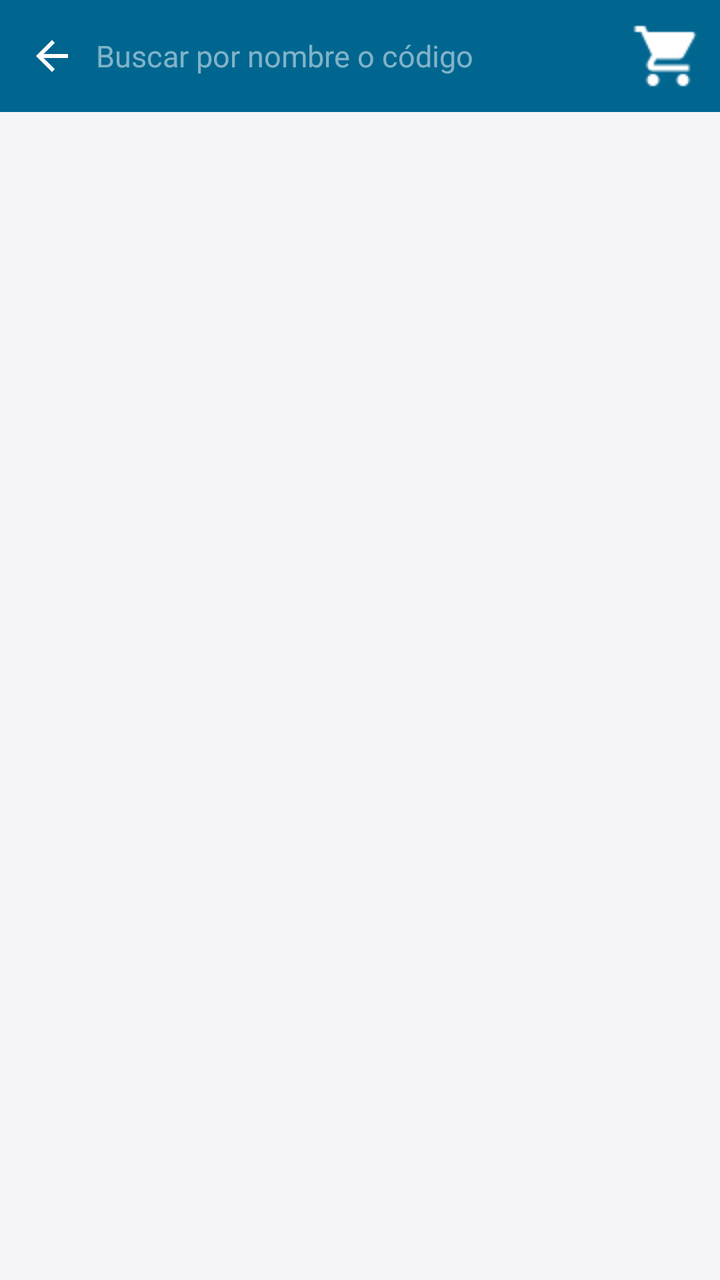
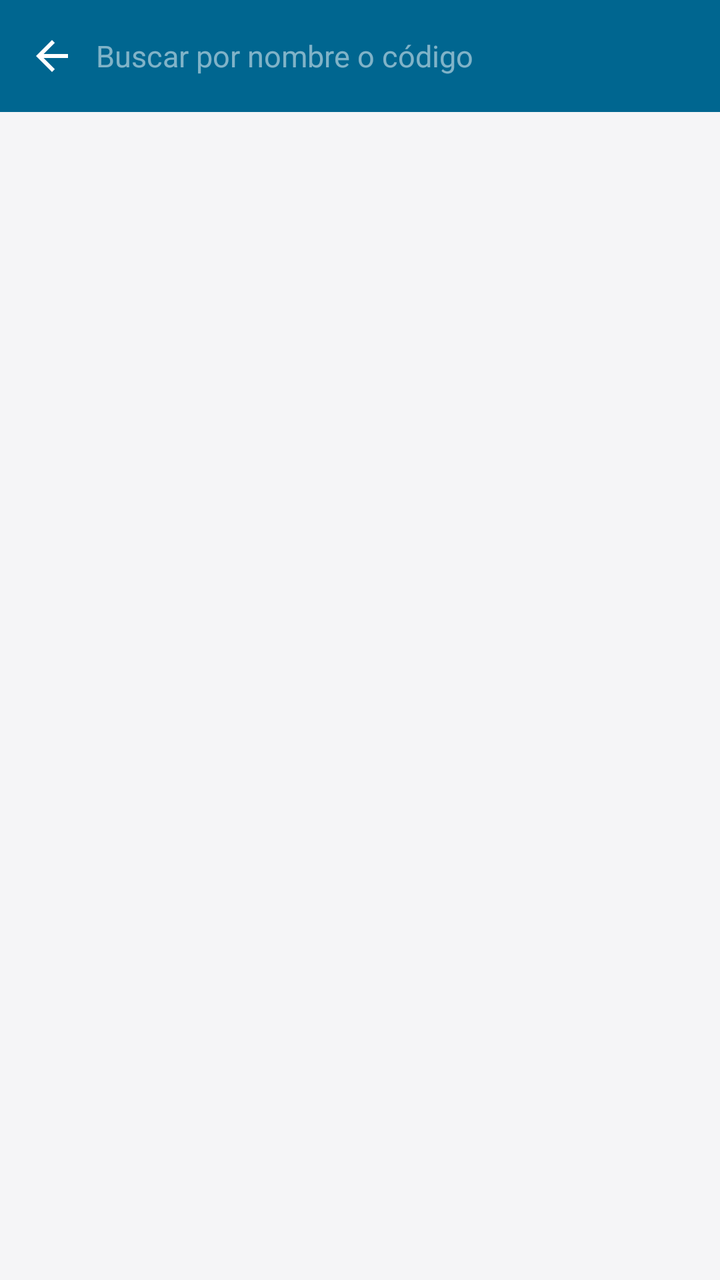

An Android layout rendered at two revisions. The XML below is the earlier revision; the diff shows what the commit changed to produce the second picture.
<!-- AndroidManifest.xml: activity theme Theme.GMV -->
<!-- res/layout/activity_catalogo.xml -->
<?xml version="1.0" encoding="utf-8"?>
<androidx.coordinatorlayout.widget.CoordinatorLayout
    xmlns:android="http://schemas.android.com/apk/res/android"
    xmlns:app="http://schemas.android.com/apk/res-auto"
    android:layout_width="match_parent"
    android:layout_height="match_parent"
    android:background="#F5F5F7"
    android:fitsSystemWindows="true">

    <com.google.android.material.appbar.AppBarLayout
        android:layout_width="match_parent"
        android:layout_height="wrap_content"
        android:background="@color/colorUmkPrimary"
        android:elevation="0dp">

        <androidx.appcompat.widget.Toolbar
            android:id="@+id/toolbar"
            android:layout_width="match_parent"
            android:layout_height="56dp"
            android:background="@color/colorUmkPrimary"
            app:contentInsetStart="0dp"
            app:contentInsetEnd="0dp"
            app:popupTheme="@style/ThemeOverlay.AppCompat.Light">

            <LinearLayout
                android:layout_width="match_parent"
                android:layout_height="match_parent"
                android:gravity="center_vertical"
                android:orientation="horizontal"
                android:paddingHorizontal="4dp">

                <ImageButton
                    android:id="@+id/btn_back"
                    android:layout_width="44dp"
                    android:layout_height="44dp"
                    android:background="?attr/selectableItemBackgroundBorderless"
                    android:importantForAccessibility="no"
                    android:padding="10dp"
                    android:src="@drawable/ic_arrow_back"
                    android:tint="@color/on_primary" />

                <EditText
                    android:id="@+id/et_search"
                    android:layout_width="0dp"
                    android:layout_height="match_parent"
                    android:layout_weight="1"
                    android:background="@android:color/transparent"
                    android:hint="Buscar por nombre o código"
                    android:imeOptions="actionSearch"
                    android:inputType="text"
                    android:maxLines="1"
                    android:textColor="@color/on_primary"
                    android:textColorHint="#80FFFFFF"
                    android:textSize="15sp" />

                <ImageButton
                    android:id="@+id/btn_clear_search"
                    android:layout_width="40dp"
                    android:layout_height="40dp"
                    android:background="?attr/selectableItemBackgroundBorderless"
                    android:contentDescription="Limpiar"
                    android:src="@drawable/ic_close"
                    android:tint="#80FFFFFF"
                    android:visibility="gone" />

                <FrameLayout
                    android:id="@+id/lyt_cart_toolbar"
                    android:layout_width="44dp"
                    android:layout_height="44dp"
                    android:clickable="true"
                    android:focusable="true">

                    <ImageButton
                        android:id="@+id/btn_cart"
                        android:layout_width="44dp"
                        android:layout_height="44dp"
                        android:background="?attr/selectableItemBackgroundBorderless"
                        android:importantForAccessibility="no"
                        android:padding="10dp"
                        android:src="@drawable/ic_cart"
                        android:tint="@color/on_primary" />

                    <TextView
                        android:id="@+id/tv_cart_badge"
                        android:layout_width="16dp"
                        android:layout_height="16dp"
                        android:layout_gravity="top|end"
                        android:background="@drawable/bg_circle_red"
                        android:gravity="center"
                        android:text="0"
                        android:textColor="@android:color/white"
                        android:textSize="7sp"
                        android:textStyle="bold"
                        android:visibility="gone" />

                </FrameLayout>

            </LinearLayout>

        </androidx.appcompat.widget.Toolbar>

    </com.google.android.material.appbar.AppBarLayout>

    <androidx.recyclerview.widget.RecyclerView
        android:id="@+id/rv_articulos"
        android:layout_width="match_parent"
        android:layout_height="match_parent"
        android:paddingTop="8dp"
        android:paddingBottom="80dp"
        android:clipToPadding="false"
        android:scrollbars="none"
        app:layout_behavior="@string/appbar_scrolling_view_behavior" />

    <LinearLayout
        android:id="@+id/lyt_empty"
        android:layout_width="match_parent"
        android:layout_height="match_parent"
        android:gravity="center"
        android:orientation="vertical"
        android:visibility="gone"
        app:layout_behavior="@string/appbar_scrolling_view_behavior">

        <ImageView
            android:layout_width="100dp"
            android:layout_height="100dp"
            android:importantForAccessibility="no"
            android:src="@drawable/img_empty_history"
            android:tint="#D0D0D0" />

        <TextView
            android:layout_width="wrap_content"
            android:layout_height="wrap_content"
            android:layout_marginTop="16dp"
            android:text="No hay artículos disponibles"
            android:textColor="#1A1A18"
            android:textSize="16sp"
            android:textStyle="bold" />

    </LinearLayout>

</androidx.coordinatorlayout.widget.CoordinatorLayout>
<!-- resources referenced by this layout -->
<resources>
  <color name="colorUmkPrimary">#006690</color>
  <color name="on_primary">#FFFFFF</color>
  <!-- drawable bg_circle_red (drawable) -->
  <?xml version="1.0" encoding="utf-8"?>
  <shape xmlns:android="http://schemas.android.com/apk/res/android"
      android:shape="oval">
      <solid android:color="#EF5350" />
      <size android:width="20dp" android:height="20dp" />
  </shape>
  <!-- drawable ic_cart: png bitmap (drawable, 429 bytes) -->
  <style name="Theme.GMV" parent="Base.Theme.GMV" />
  <color name="primary">#337AB7</color>
  <color name="primary_container">#D6E4F0</color>
  <color name="on_primary_container">#1A3A5C</color>
  <color name="secondary">#3A539B</color>
  <color name="on_secondary">#FFFFFF</color>
  <color name="secondary_container">#D6DCE8</color>
  <color name="on_secondary_container">#1C2A5C</color>
  <color name="tertiary">#7E57C2</color>
  <color name="on_tertiary">#FFFFFF</color>
  <color name="tertiary_container">#EDE7F6</color>
  <color name="on_tertiary_container">#311B92</color>
  <color name="error">#EF5350</color>
  <color name="on_error">#FFFFFF</color>
  <color name="error_container">#FFEBEE</color>
  <color name="on_error_container">#B71C1C</color>
  <color name="background">#F2F2F2</color>
  <color name="on_background">#000000</color>
  <color name="surface">#E7E7E7</color>
  <color name="on_surface">#000000</color>
  <color name="surface_variant">#D4D4D4</color>
  <color name="on_surface_variant">#535353</color>
  <color name="outline">#B0BEC5</color>
  <color name="outline_variant">#CFD8DC</color>
  <style name="TextAppearance.M3.DisplayMedium">
          <item name="android:textSize">45sp</item>
          <item name="android:letterSpacing">0</item>
          <item name="android:lineHeight">52sp</item>
          <item name="android:fontFamily">sans-serif</item>
      </style>
  <style name="TextAppearance.M3.DisplaySmall">
          <item name="android:textSize">36sp</item>
          <item name="android:letterSpacing">0</item>
          <item name="android:lineHeight">44sp</item>
          <item name="android:fontFamily">sans-serif</item>
      </style>
  <style name="TextAppearance.M3.HeadlineLarge">
          <item name="android:textSize">32sp</item>
          <item name="android:letterSpacing">0</item>
          <item name="android:lineHeight">40sp</item>
          <item name="android:fontFamily">sans-serif</item>
      </style>
  <style name="TextAppearance.M3.HeadlineSmall">
          <item name="android:textSize">24sp</item>
          <item name="android:letterSpacing">0</item>
          <item name="android:lineHeight">32sp</item>
          <item name="android:fontFamily">sans-serif</item>
      </style>
  <style name="TextAppearance.M3.TitleLarge">
          <item name="android:textSize">22sp</item>
          <item name="android:letterSpacing">0</item>
          <item name="android:lineHeight">28sp</item>
          <item name="android:fontFamily">sans-serif</item>
      </style>
  <style name="TextAppearance.M3.BodyLarge">
          <item name="android:textSize">16sp</item>
          <item name="android:letterSpacing">0.5</item>
          <item name="android:lineHeight">24sp</item>
          <item name="android:fontFamily">sans-serif</item>
      </style>
  <style name="TextAppearance.M3.BodyMedium">
          <item name="android:textSize">14sp</item>
          <item name="android:letterSpacing">0.25</item>
          <item name="android:lineHeight">20sp</item>
          <item name="android:fontFamily">sans-serif</item>
      </style>
  <style name="TextAppearance.M3.BodySmall">
          <item name="android:textSize">12sp</item>
          <item name="android:letterSpacing">0.4</item>
          <item name="android:lineHeight">16sp</item>
          <item name="android:fontFamily">sans-serif</item>
      </style>
  <color name="colorUmkPrimaryDark">#003044</color>
  <!-- unchanged entries left out for length: 11 -->
</resources>

<!-- the commit's change to res/layout/activity_catalogo.xml (unified diff, before → after) -->
@@ -63,38 +63,6 @@
                     android:tint="#80FFFFFF"
                     android:visibility="gone" />
 
-                <FrameLayout
-                    android:id="@+id/lyt_cart_toolbar"
-                    android:layout_width="44dp"
-                    android:layout_height="44dp"
-                    android:clickable="true"
-                    android:focusable="true">
-
-                    <ImageButton
-                        android:id="@+id/btn_cart"
-                        android:layout_width="44dp"
-                        android:layout_height="44dp"
-                        android:background="?attr/selectableItemBackgroundBorderless"
-                        android:importantForAccessibility="no"
-                        android:padding="10dp"
-                        android:src="@drawable/ic_cart"
-                        android:tint="@color/on_primary" />
-
-                    <TextView
-                        android:id="@+id/tv_cart_badge"
-                        android:layout_width="16dp"
-                        android:layout_height="16dp"
-                        android:layout_gravity="top|end"
-                        android:background="@drawable/bg_circle_red"
-                        android:gravity="center"
-                        android:text="0"
-                        android:textColor="@android:color/white"
-                        android:textSize="7sp"
-                        android:textStyle="bold"
-                        android:visibility="gone" />
-
-                </FrameLayout>
-
             </LinearLayout>
 
         </androidx.appcompat.widget.Toolbar>
<!-- resource entries referenced after the edit -->
@@ -2,14 +2,6 @@
 <resources>
   <color name="colorUmkPrimary">#006690</color>
   <color name="on_primary">#FFFFFF</color>
-  <!-- drawable bg_circle_red (drawable) -->
-  <?xml version="1.0" encoding="utf-8"?>
-  <shape xmlns:android="http://schemas.android.com/apk/res/android"
-      android:shape="oval">
-      <solid android:color="#EF5350" />
-      <size android:width="20dp" android:height="20dp" />
-  </shape>
-  <!-- drawable ic_cart: png bitmap (drawable, 429 bytes) -->
   <style name="Theme.GMV" parent="Base.Theme.GMV" />
   <color name="primary">#337AB7</color>
   <color name="primary_container">#D6E4F0</color>
